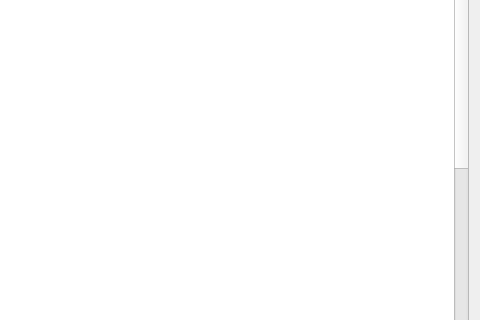
Above: about.ui from nie11kun/HorizonJuicerCreator before the change; both pictures show x 820 to 1300 and y 180 to 500 of the 1300 by 689 pixel window. Below: the same form after it.
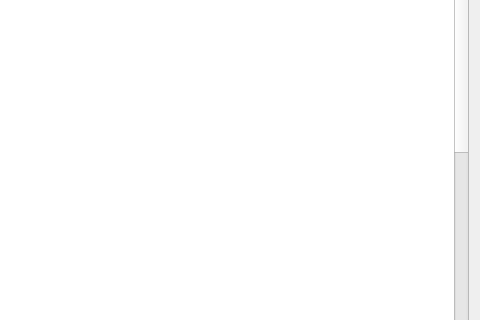
That is the form after the change.

Patch:
```diff
--- a/about.ui
+++ b/about.ui
@@ -103,7 +103,10 @@
 &lt;p style=&quot; margin-top:0px; margin-bottom:0px; margin-left:0px; margin-right:0px; -qt-block-indent:0; text-indent:0px;&quot;&gt;&lt;span style=&quot; font-family:'MS Shell Dlg 2'; font-size:13pt;&quot;&gt;  -磨削中心外磨修整器是否液压控制 变量表修改PROCESS[50] (0否1是)&lt;/span&gt;&lt;/p&gt;
 &lt;p style=&quot; margin-top:0px; margin-bottom:0px; margin-left:0px; margin-right:0px; -qt-block-indent:0; text-indent:0px;&quot;&gt;&lt;span style=&quot; font-family:'MS Shell Dlg 2'; font-size:13pt;&quot;&gt;  -磨削中心是否有自动门 变量表修改PROCESS[52] (0否1是)&lt;/span&gt;&lt;/p&gt;
 &lt;p style=&quot; margin-top:0px; margin-bottom:0px; margin-left:0px; margin-right:0px; -qt-block-indent:0; text-indent:0px;&quot;&gt;&lt;span style=&quot; font-family:'MS Shell Dlg 2'; font-size:13pt;&quot;&gt;  -自磨夹具界面开启：变量表修改TECHNOLOGY[232]=1 (磨削界面显示)&lt;/span&gt;&lt;/p&gt;
-&lt;p style=&quot; margin-top:0px; margin-bottom:0px; margin-left:0px; margin-right:0px; -qt-block-indent:0; text-indent:0px;&quot;&gt;&lt;span style=&quot; font-family:'MS Shell Dlg 2'; font-size:13pt;&quot;&gt;  -工艺界面粗磨量自动计算：变量表修改TECHNOLOGY[233]=1&lt;/span&gt;&lt;/p&gt;&lt;/body&gt;&lt;/html&gt;</string>
+&lt;p style=&quot; margin-top:0px; margin-bottom:0px; margin-left:0px; margin-right:0px; -qt-block-indent:0; text-indent:0px;&quot;&gt;&lt;span style=&quot; font-family:'MS Shell Dlg 2'; font-size:13pt;&quot;&gt;  -工艺界面粗磨量自动计算：变量表修改TECHNOLOGY[233]=1&lt;/span&gt;&lt;/p&gt;
+&lt;p style=&quot; margin-top:0px; margin-bottom:0px; margin-left:0px; margin-right:0px; -qt-block-indent:0; text-indent:0px;&quot;&gt;&lt;span style=&quot; font-family:'MS Shell Dlg 2'; font-size:13pt;&quot;&gt;  -自动对刀测量是否二次慢速检测(0否1是) 变量表修改INI[159]=1&lt;/span&gt;&lt;/p&gt;
+&lt;p style=&quot; margin-top:0px; margin-bottom:0px; margin-left:0px; margin-right:0px; -qt-block-indent:0; text-indent:0px;&quot;&gt;&lt;span style=&quot; font-family:'MS Shell Dlg 2'; font-size:13pt;&quot;&gt;  -内螺纹反向孔倒角界面开启：变量表修改INI[21]=1 (磨削界面显示)&lt;/span&gt;&lt;/p&gt;
+&lt;p style=&quot; margin-top:0px; margin-bottom:0px; margin-left:0px; margin-right:0px; -qt-block-indent:0; text-indent:0px;&quot;&gt;&lt;span style=&quot; font-family:'MS Shell Dlg 2'; font-size:13pt;&quot;&gt;  -跳过修整中每20次重新运行砂轮转速子程序：变量表修改INI[111]=1&lt;/span&gt;&lt;/p&gt;&lt;/body&gt;&lt;/html&gt;</string>
      </property>
     </widget>
    </item>
```
